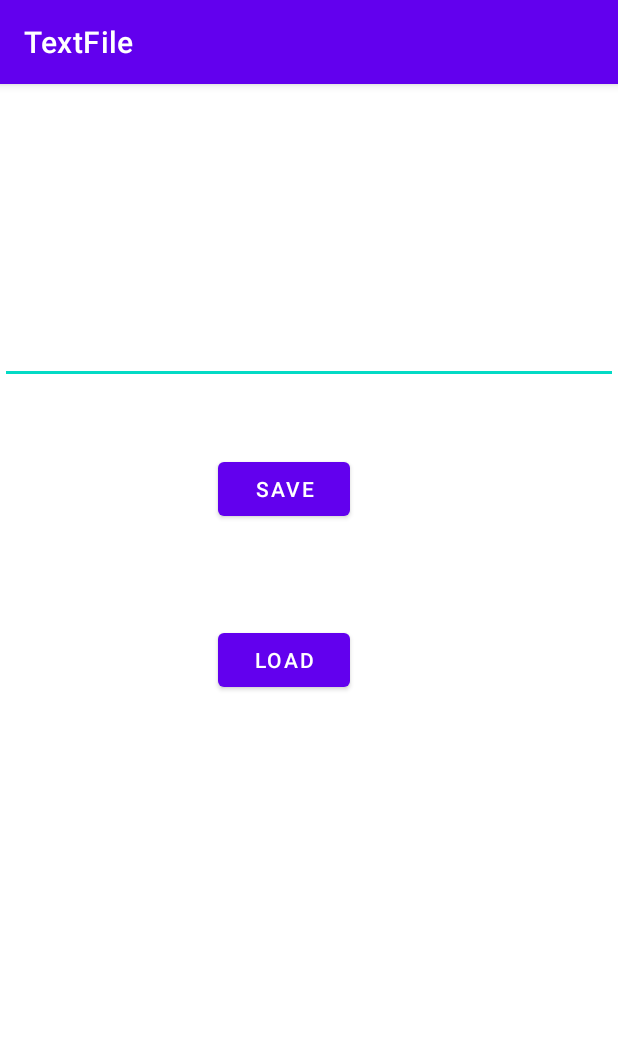
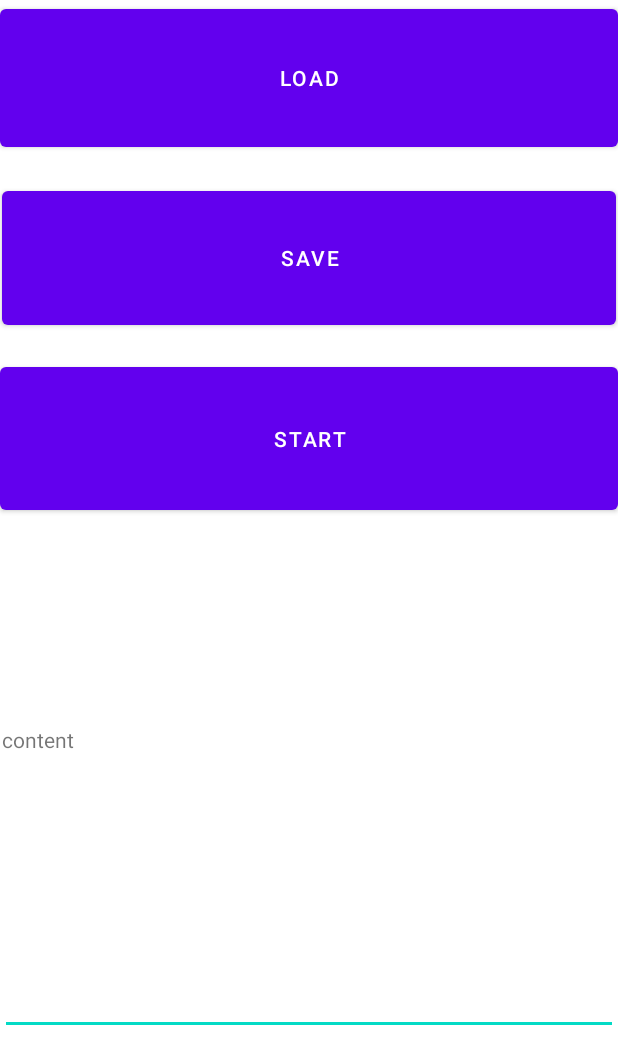
Before and after one commit to ryunosuke-seimei/Android-TextFileWriteRead, an Android app: the screen it shows after launch (MainActivity), after a tap on "SAVE", on a phone screen of 412 x 824 dp. Shown: the top 1064 px of the screen. Run offline under Robolectric (Android 15) with nearby library versions, the phone set to English and light mode, and no system bars.

```diff
--- a/app/src/main/java/com/example/textfile/FileClass.java
+++ b/app/src/main/java/com/example/textfile/FileClass.java
@@ -3,15 +3,21 @@ package com.example.textfile;
 import android.content.Context;
 import android.os.Environment;
 
+import java.io.BufferedReader;
 import java.io.File;
+import java.io.FileInputStream;
 import java.io.FileNotFoundException;
 import java.io.FileOutputStream;
 import java.io.IOException;
+import java.io.InputStreamReader;
 
 public class FileClass {
 
     protected String FILE_NAME = "example.txt";
     private File file;
+
+    FileOutputStream outputStream;
+    FileInputStream inputStream;
 
     public FileClass(Context context){
         File path = context.getExternalFilesDir(Environment.DIRECTORY_DOCUMENTS);
@@ -19,8 +25,20 @@ public class FileClass {
     }
 
     public void save(byte[] text) throws IOException {
-        FileOutputStream outputStream = new FileOutputStream(file);
+        outputStream = new FileOutputStream(file);
         outputStream.write(text);
         outputStream.flush();
     }
+    public String load() throws IOException{
+        inputStream = new FileInputStream(file);
+        InputStreamReader isr = new InputStreamReader(inputStream);
+        BufferedReader br = new BufferedReader(isr);
+        StringBuilder sb = new StringBuilder();
+        String text;
+
+        while ((text = br.readLine()) != null) {
+            sb.append(text).append("\n");
+        }
+        return sb.toString();
+    }
 }
--- a/app/src/main/java/com/example/textfile/MainActivity.java
+++ b/app/src/main/java/com/example/textfile/MainActivity.java
@@ -1,23 +1,22 @@
 package com.example.textfile;
 
-import android.content.Context;
+import android.content.Intent;
 import android.os.Bundle;
 
-import android.os.Environment;
+import android.speech.RecognizerIntent;
+import android.util.Log;
 import android.view.View;
+import android.widget.Button;
 import android.widget.EditText;
 import android.widget.Toast;
 
+import androidx.appcompat.app.ActionBar;
 import androidx.appcompat.app.AppCompatActivity;
 
-import java.io.BufferedReader;
-import java.io.File;
 import java.io.FileInputStream;
-import java.io.FileNotFoundException;
-import java.io.FileOutputStream;
 import java.io.IOException;
-import java.io.InputStream;
-import java.io.InputStreamReader;
+import java.util.ArrayList;
+import java.util.Locale;
 
 public class MainActivity extends AppCompatActivity {
 
@@ -26,52 +25,74 @@ public class MainActivity extends AppCompatActivity {
     EditText mEditText;
     FileClass fileClass;
 
+    private static final int REQUEST_CODE = 12345;
+
+
 
     @Override
     protected void onCreate(Bundle savedInstanceState) {
         super.onCreate(savedInstanceState);
         setContentView(R.layout.activity_main);
 
-        mEditText = findViewById(R.id.mEditText);
+        //画面の上にあるアクションバーを隠す（隠さなくても良い）
+        ActionBar actionBar = getSupportActionBar();
+        actionBar.hide();
 
+        mEditText = findViewById(R.id.Text);
         fileClass = new FileClass(getApplicationContext());
 
+        Button button = findViewById(R.id.start);
+        button.setOnClickListener(view -> speech());
+    }
+
+    private void speech(){
+        //音声認識用のインテントを作成
+        Intent intent = new Intent(RecognizerIntent.ACTION_RECOGNIZE_SPEECH);
+        //認識する言語を指定（この場合は日本語）
+        intent.putExtra(RecognizerIntent.EXTRA_LANGUAGE, Locale.JAPANESE.toString());
+        //認識する候補数の指定
+        intent.putExtra(RecognizerIntent.EXTRA_MAX_RESULTS, 10);
+        //音声認識時に表示する案内を設定
+        intent.putExtra(RecognizerIntent.EXTRA_PROMPT, "話してください");
+        //音声認識を開始
+        startActivityForResult(intent, REQUEST_CODE);
+    }
+
+    @Override
+    protected void onActivityResult(int requestCode, int resultCode, Intent data) {
+        super.onActivityResult(requestCode, resultCode, data);
+
+        if(requestCode == REQUEST_CODE && resultCode == RESULT_OK) {
+
+            //data から音声認識の結果を取り出す（リスト形式で）
+            ArrayList<String> result = data.getStringArrayListExtra(RecognizerIntent.EXTRA_RESULTS);
+
+            if (result.size() > 0) {
+                Log.i("tag", result.get(0));
+                mEditText.setText(result.get(0));
+
+            } else {
+                Log.e("error", "error i don't know");
+            }
+        }
     }
 
 
 
     public void save(View v) {
-//        Context context = getApplicationContext();
-//        File path = context.getExternalFilesDir(Environment.DIRECTORY_DOCUMENTS);
-//        File file = new File(path, FILE_NAME);
-//
         String text = mEditText.getText().toString();
-        FileOutputStream fos = null;
+        try {
+            fileClass.save(text.getBytes());
+            mEditText.getText().clear();
 
-        String test_text = "test:111\ntest:123";
+            Toast.makeText(this, "Saved", Toast.LENGTH_LONG).show();
 
-        try {
-//            内部ストレージ
-            fos = openFileOutput(FILE_NAME, MODE_PRIVATE);
-            fos.write(text.getBytes());
-
-//            外部ストレージ
-//            FileOutputStream outputStream = new FileOutputStream(file);
-//            outputStream.write(text.getBytes());
-//            outputStream.flush();
-            fileClass.save(test_text.getBytes());
-
-            mEditText.getText().clear();
-            Toast.makeText(this, "Saved to " + getFilesDir() + "/" + FILE_NAME,
-                    Toast.LENGTH_LONG).show();
-        } catch (FileNotFoundException e) {
-            e.printStackTrace();
         } catch (IOException e) {
             e.printStackTrace();
         } finally {
-            if (fos != null) {
+            if (fileClass.outputStream != null) {
                 try {
-                    fos.close();
+                    fileClass.outputStream.close();
                 } catch (IOException e) {
                     e.printStackTrace();
                 }
@@ -80,31 +101,18 @@ public class MainActivity extends AppCompatActivity {
     }
 
 
-
     public void load(View v) {
         FileInputStream fis = null;
 
         try {
-            fis = openFileInput(FILE_NAME);
-            InputStreamReader isr = new InputStreamReader(fis);
-            BufferedReader br = new BufferedReader(isr);
-            StringBuilder sb = new StringBuilder();
-            String text;
+            mEditText.setText(fileClass.load());
 
-            while ((text = br.readLine()) != null) {
-                sb.append(text).append("\n");
-            }
-
-            mEditText.setText(sb.toString());
-
-        } catch (FileNotFoundException e) {
-            e.printStackTrace();
         } catch (IOException e) {
             e.printStackTrace();
         } finally {
-            if (fis != null) {
+            if (fileClass.inputStream != null) {
                 try {
-                    fis.close();
+                    fileClass.inputStream.close();
                 } catch (IOException e) {
                     e.printStackTrace();
                 }
@@ -113,5 +121,4 @@ public class MainActivity extends AppCompatActivity {
     }
 
 
-
 }
--- a/app/src/main/res/layout/activity_main.xml
+++ b/app/src/main/res/layout/activity_main.xml
@@ -2,43 +2,67 @@
 <RelativeLayout xmlns:android="http://schemas.android.com/apk/res/android"
     xmlns:app="http://schemas.android.com/apk/res-auto"
     xmlns:tools="http://schemas.android.com/tools"
+    android:id="@+id/Layout"
     android:layout_width="match_parent"
     android:layout_height="match_parent"
     app:layout_behavior="@string/appbar_scrolling_view_behavior"
     tools:context=".MainActivity"
     tools:showIn="@layout/activity_main">
 
-    <LinearLayout
+    <Button
+        android:id="@+id/save"
         android:layout_width="match_parent"
-        android:layout_height="match_parent"
-        android:orientation="vertical"></LinearLayout>
-
-    <EditText
-        android:id="@+id/mEditText"
-        android:layout_width="match_parent"
-        android:layout_height="200dp"
-        android:height="50dp"
-        android:ems="10"
-        android:inputType="textPersonName" />
+        android:layout_height="101dp"
+        android:layout_below="@+id/load"
+        android:layout_alignParentStart="true"
+        android:layout_alignParentEnd="true"
+        android:layout_centerHorizontal="true"
+        android:layout_marginStart="1dp"
+        android:layout_marginTop="17dp"
+        android:layout_marginEnd="1dp"
+        android:insetLeft="0dp"
+        android:insetRight="0dp"
+        android:onClick="save"
+        android:text="@string/save" />
 
     <Button
-        android:id="@+id/save"
+        android:id="@+id/load"
+        android:layout_width="match_parent"
+        android:layout_height="104dp"
+        android:onClick="load"
+        android:text="@string/load" />
+
+    <Button
+        android:id="@+id/start"
+        android:layout_width="match_parent"
+        android:layout_height="107dp"
+        android:layout_below="@+id/save"
+        android:layout_alignParentStart="true"
+        android:layout_marginTop="16dp"
+        android:text="@string/start" />
+
+    <TextView
+        android:id="@+id/TextView"
         android:layout_width="wrap_content"
         android:layout_height="wrap_content"
         android:layout_alignParentStart="true"
         android:layout_alignParentTop="true"
-        android:layout_marginStart="145dp"
-        android:layout_marginTop="246dp"
-        android:onClick="save"
-        android:text="Save" />
+        android:layout_marginStart="1dp"
+        android:layout_marginTop="483dp"
+        android:text="@string/content"
+        android:labelFor="@id/Text"/>
 
-    <Button
-        android:id="@+id/load"
-        android:layout_width="wrap_content"
-        android:layout_height="wrap_content"
-        android:layout_alignStart="@+id/save"
-        android:layout_centerVertical="true"
-        android:text="Load"
-        android:onClick="load"/>
+    <EditText
+        android:id="@+id/Text"
+        android:layout_width="match_parent"
+        android:layout_height="180dp"
+        android:layout_alignParentStart="true"
+        android:layout_alignParentTop="true"
+        android:layout_marginStart="0dp"
+        android:layout_marginTop="510dp"
+        android:autofillHints=""
+        android:ems="10"
+        android:gravity="start|top"
+        android:inputType="textMultiLine" />
 
 </RelativeLayout>
--- a/app/src/main/res/values/strings.xml
+++ b/app/src/main/res/values/strings.xml
@@ -1,3 +1,7 @@
 <resources>
     <string name="app_name">TextFile</string>
+    <string name="load">Load</string>
+    <string name="save">Save</string>
+    <string name="start">start</string>
+    <string name="content">content</string>
 </resources>
--- a/build.gradle
+++ b/build.gradle
@@ -5,7 +5,7 @@ buildscript {
         jcenter()
     }
     dependencies {
-        classpath "com.android.tools.build:gradle:4.1.1"
+        classpath 'com.android.tools.build:gradle:4.1.3'
 
         // NOTE: Do not place your application dependencies here; they belong
         // in the individual module build.gradle files
```
Also changed, not shown: gradle/wrapper/gradle-wrapper.properties, 1 other file.
